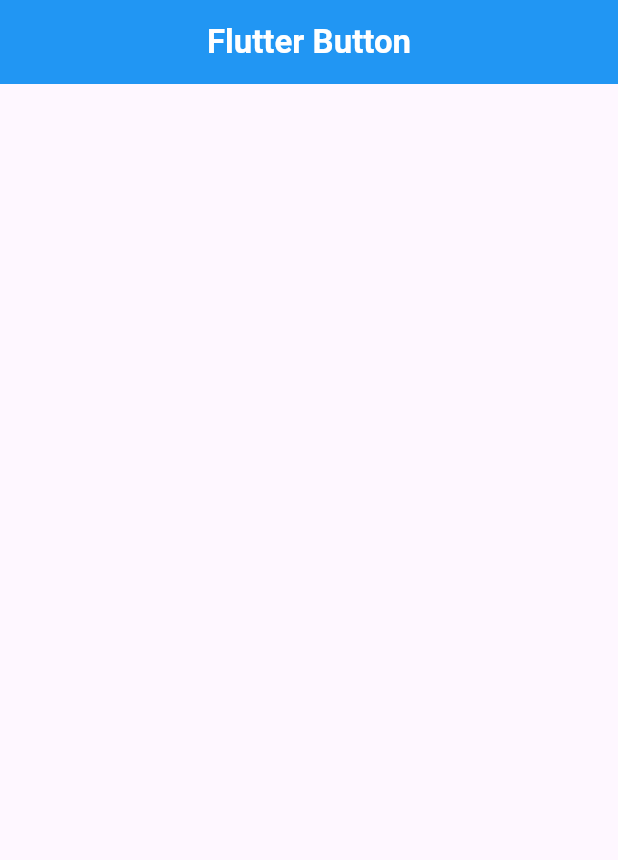
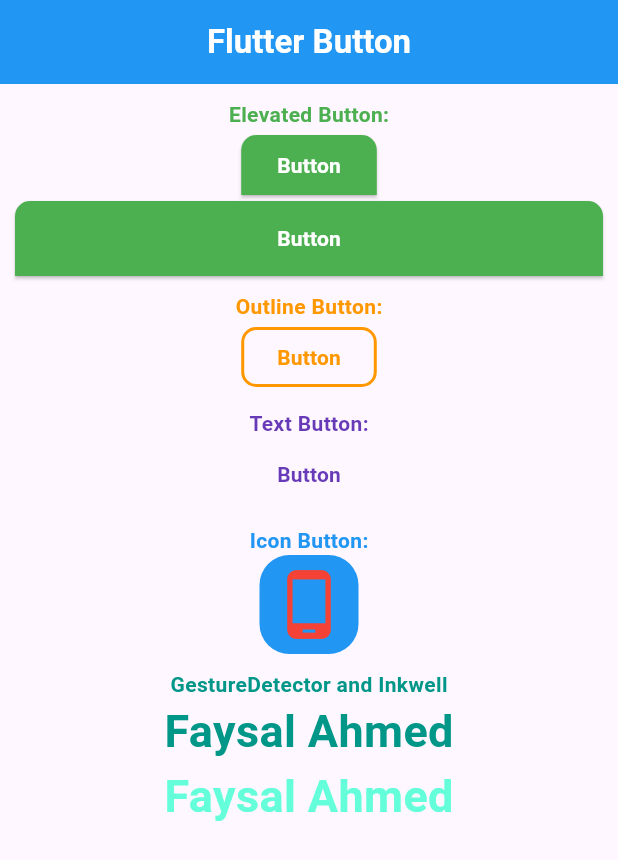
Before and after one commit to dev-faysalahmed/flutter_practise, a Flutter app: the screen it shows after launch, on a phone screen of 412 x 824 dp. Shown: the top 860 px of the screen. Run offline on Flutter 3.47's test engine with Material 3 defaults, Android fonts, the light colour scheme and no system bars.

Commit message:
class_3 button practise

```diff
--- a/lib/Flutter_Button.dart
+++ b/lib/Flutter_Button.dart
@@ -1,4 +1,5 @@
 import 'package:flutter/material.dart';
+import 'package:flutter/rendering.dart';
 
 class FButton extends StatelessWidget {
   const FButton({super.key});
@@ -11,7 +12,92 @@
         title: Text('Flutter Button', style: TextStyle(color: Colors.white, fontWeight: FontWeight.bold),),
         backgroundColor: Colors.blue,
       ),
+      body: Padding(
+        padding: EdgeInsets.all(10),
+        child: Column(
+          crossAxisAlignment: CrossAxisAlignment.center,
+          children: [
+            /// Elevated Button================
+            Text('Elevated Button:', style: TextStyle(color: Colors.green, fontWeight: FontWeight.bold,),),
+            ElevatedButton( style: ElevatedButton.styleFrom(
+              backgroundColor: Colors.green,
+              shape: RoundedRectangleBorder(
+                //borderRadius: BorderRadius.circular(10),
+                borderRadius: BorderRadius.only(topLeft: Radius.circular(10), topRight: Radius.circular(10), bottomLeft: Radius.zero, bottomRight: Radius.zero),
 
+              )
+
+            ),
+                onPressed: (){}, child: Text('Button', style: TextStyle(color: Colors.white, fontWeight: FontWeight.bold,),)),
+
+            SizedBox(
+              height: 50,
+              //width: 50,
+              width: double.infinity,
+              child: ElevatedButton( style: ElevatedButton.styleFrom(
+                  backgroundColor: Colors.green,
+                  shape: RoundedRectangleBorder(
+                    //borderRadius: BorderRadius.circular(10),
+                    borderRadius: BorderRadius.only(topLeft: Radius.circular(10), topRight: Radius.circular(10), bottomLeft: Radius.zero, bottomRight: Radius.zero),
+
+                  )
+
+              ),
+                  onPressed: (){}, child: Text('Button', style: TextStyle(color: Colors.white, fontWeight: FontWeight.bold,),)),
+            ),
+
+
+            /// Outline Button=================
+            SizedBox(height: 10,),
+            Text('Outline Button:', style: TextStyle(color: Colors.orange, fontWeight: FontWeight.bold),),
+            OutlinedButton(
+                style: OutlinedButton.styleFrom(
+                  side: BorderSide(color: Colors.orange, width: 2),
+                  shape: RoundedRectangleBorder(
+                    borderRadius: BorderRadius.circular(10),
+
+                  )
+                ),
+                onPressed: (){}, child: Text('Button', style: TextStyle(color: Colors.orange, fontWeight: FontWeight.bold),)),
+
+
+            /// Text Button================
+            SizedBox(height: 10,),
+            Text("Text Button:", style: TextStyle(color: Colors.deepPurple, fontWeight: FontWeight.bold),),
+            TextButton(onPressed: (){}, child: Text('Button', style: TextStyle(color: Colors.deepPurple, fontWeight: FontWeight.bold),)),
+
+            /// Icon Button
+            SizedBox(height: 10,),
+            Text('Icon Button:', style: TextStyle(color: Colors.blue, fontWeight: FontWeight.bold),),
+            IconButton(
+                style: IconButton.styleFrom(
+                  backgroundColor: Colors.blue,
+                  foregroundColor: Colors.red,
+                  shape: RoundedRectangleBorder(
+                    borderRadius: BorderRadius.circular(20)
+                  )
+                ),
+                onPressed: (){}, icon: Icon(Icons.phone_android, size: 50,)),
+
+            /// GestureDetector and Inkwell
+            SizedBox(height: 10,),
+            Text('GestureDetector and Inkwell', style: TextStyle(color: Colors.teal, fontWeight: FontWeight.bold),),
+            GestureDetector(
+                onTap: (){
+                  print("Gesture Taped.");
+                },
+                child: Text("Faysal Ahmed", style: TextStyle(color: Colors.teal, fontWeight: FontWeight.bold, fontSize: 30),)),
+            InkWell(
+                onTap: (){
+                  print("Inkwell Taped.");
+                },
+                child: Text("Faysal Ahmed", style: TextStyle(color: Colors.tealAccent, fontWeight: FontWeight.bold, fontSize: 30),)),
+
+
+          ],
+
+        ),
+      ),
     );
   }
 }
```
